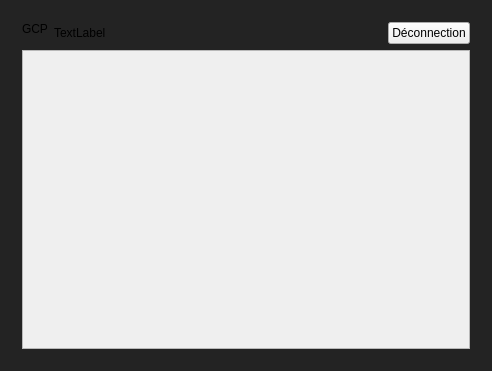
The window that Qt_main/Qt_main.ui (GMorelle-2412/GCP_C) describes before a commit, drawn with Qt 5.
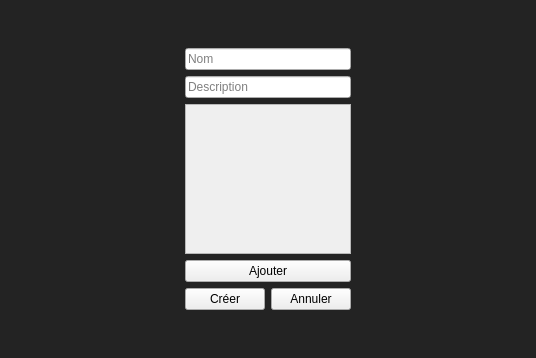
The same window after the commit. The open tabs and pages were chosen to show the change.

```diff
--- a/Qt_main/Qt_main.ui
+++ b/Qt_main/Qt_main.ui
@@ -6,8 +6,8 @@
    <rect>
     <x>0</x>
     <y>0</y>
-    <width>492</width>
-    <height>371</height>
+    <width>536</width>
+    <height>358</height>
    </rect>
   </property>
   <property name="windowTitle">
@@ -20,7 +20,7 @@
 }</string>
    </property>
    <layout class="QGridLayout" name="gridLayout_2">
-    <item row="0" column="0">
+    <item row="0" column="1">
      <widget class="QStackedWidget" name="stackedWidget">
       <property name="currentIndex">
        <number>3</number>
@@ -413,12 +413,164 @@
               <rect>
                <x>0</x>
                <y>0</y>
-               <width>452</width>
-               <height>299</height>
+               <width>496</width>
+               <height>256</height>
               </rect>
              </property>
             </widget>
            </widget>
+          </item>
+         </layout>
+        </item>
+        <item row="1" column="0">
+         <widget class="QPushButton" name="pushButton_8">
+          <property name="text">
+           <string>Création Projet</string>
+          </property>
+         </widget>
+        </item>
+       </layout>
+      </widget>
+      <widget class="QWidget" name="page_2">
+       <layout class="QGridLayout" name="gridLayout_8">
+        <item row="0" column="0">
+         <layout class="QVBoxLayout" name="verticalLayout_7">
+          <item>
+           <spacer name="verticalSpacer_7">
+            <property name="orientation">
+             <enum>Qt::Orientation::Vertical</enum>
+            </property>
+            <property name="sizeHint" stdset="0">
+             <size>
+              <width>20</width>
+              <height>40</height>
+             </size>
+            </property>
+           </spacer>
+          </item>
+          <item>
+           <layout class="QHBoxLayout" name="horizontalLayout_9">
+            <item>
+             <spacer name="horizontalSpacer_7">
+              <property name="orientation">
+               <enum>Qt::Orientation::Horizontal</enum>
+              </property>
+              <property name="sizeHint" stdset="0">
+               <size>
+                <width>40</width>
+                <height>20</height>
+               </size>
+              </property>
+             </spacer>
+            </item>
+            <item>
+             <layout class="QVBoxLayout" name="verticalLayout_6">
+              <item>
+               <widget class="QLineEdit" name="lineEdit_5">
+                <property name="text">
+                 <string/>
+                </property>
+                <property name="placeholderText">
+                 <string>Nom</string>
+                </property>
+               </widget>
+              </item>
+              <item>
+               <widget class="QLineEdit" name="lineEdit_6">
+                <property name="text">
+                 <string/>
+                </property>
+                <property name="placeholderText">
+                 <string>Description</string>
+                </property>
+               </widget>
+              </item>
+              <item>
+               <widget class="QScrollArea" name="scrollArea_2">
+                <property name="minimumSize">
+                 <size>
+                  <width>0</width>
+                  <height>150</height>
+                 </size>
+                </property>
+                <property name="widgetResizable">
+                 <bool>true</bool>
+                </property>
+                <widget class="QWidget" name="scrollAreaWidgetContents_2">
+                 <property name="geometry">
+                  <rect>
+                   <x>0</x>
+                   <y>0</y>
+                   <width>166</width>
+                   <height>148</height>
+                  </rect>
+                 </property>
+                 <layout class="QGridLayout" name="gridLayout_9">
+                  <item row="0" column="0">
+                   <layout class="QVBoxLayout" name="verticalLayout_8">
+                    <property name="sizeConstraint">
+                     <enum>QLayout::SizeConstraint::SetDefaultConstraint</enum>
+                    </property>
+                   </layout>
+                  </item>
+                 </layout>
+                </widget>
+               </widget>
+              </item>
+              <item>
+               <widget class="QPushButton" name="pushButton_11">
+                <property name="text">
+                 <string>Ajouter</string>
+                </property>
+               </widget>
+              </item>
+              <item>
+               <layout class="QHBoxLayout" name="horizontalLayout_8">
+                <item>
+                 <widget class="QPushButton" name="pushButton_10">
+                  <property name="text">
+                   <string>Créer</string>
+                  </property>
+                 </widget>
+                </item>
+                <item>
+                 <widget class="QPushButton" name="pushButton_9">
+                  <property name="text">
+                   <string>Annuler</string>
+                  </property>
+                 </widget>
+                </item>
+               </layout>
+              </item>
+             </layout>
+            </item>
+            <item>
+             <spacer name="horizontalSpacer_8">
+              <property name="orientation">
+               <enum>Qt::Orientation::Horizontal</enum>
+              </property>
+              <property name="sizeHint" stdset="0">
+               <size>
+                <width>40</width>
+                <height>20</height>
+               </size>
+              </property>
+             </spacer>
+            </item>
+           </layout>
+          </item>
+          <item>
+           <spacer name="verticalSpacer_8">
+            <property name="orientation">
+             <enum>Qt::Orientation::Vertical</enum>
+            </property>
+            <property name="sizeHint" stdset="0">
+             <size>
+              <width>20</width>
+              <height>40</height>
+             </size>
+            </property>
+           </spacer>
           </item>
          </layout>
         </item>
```
Left out of the diff: 5 changed lines with no effect on the pictures.
